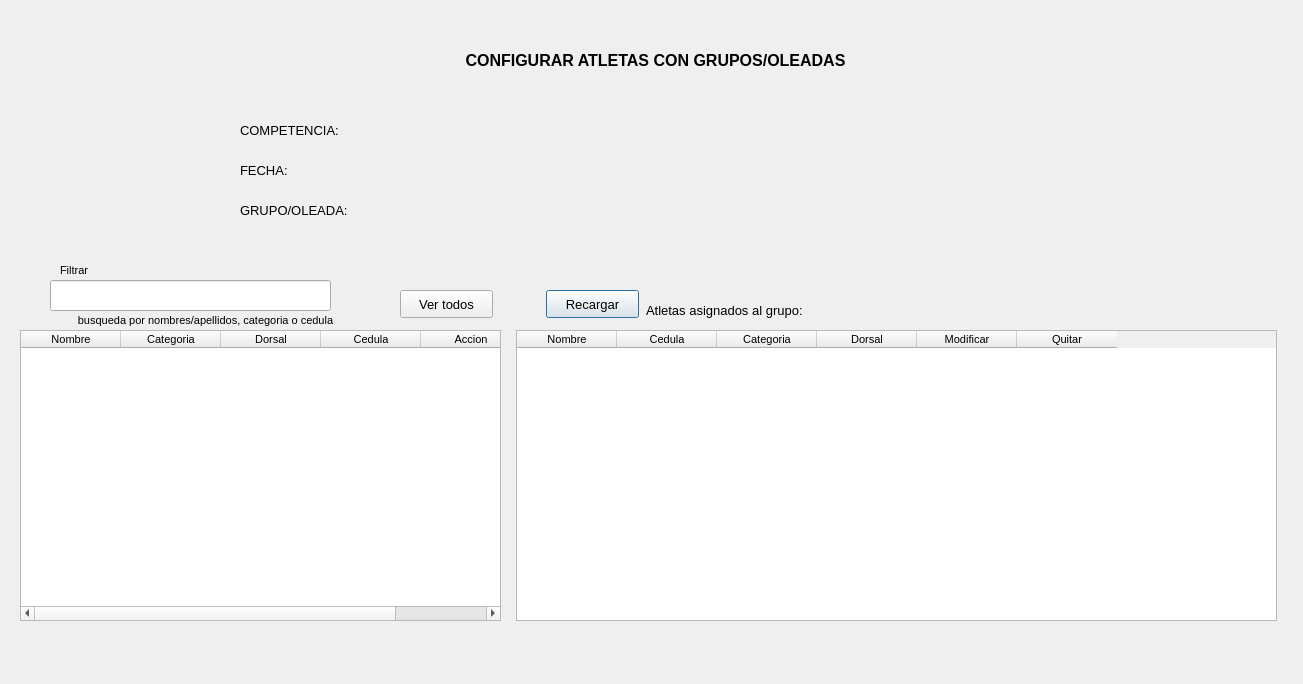
This is qt/athletesGroups.ui in germang2/CrossfitTimer as Qt 5 draws it before an edit. The edited form follows.
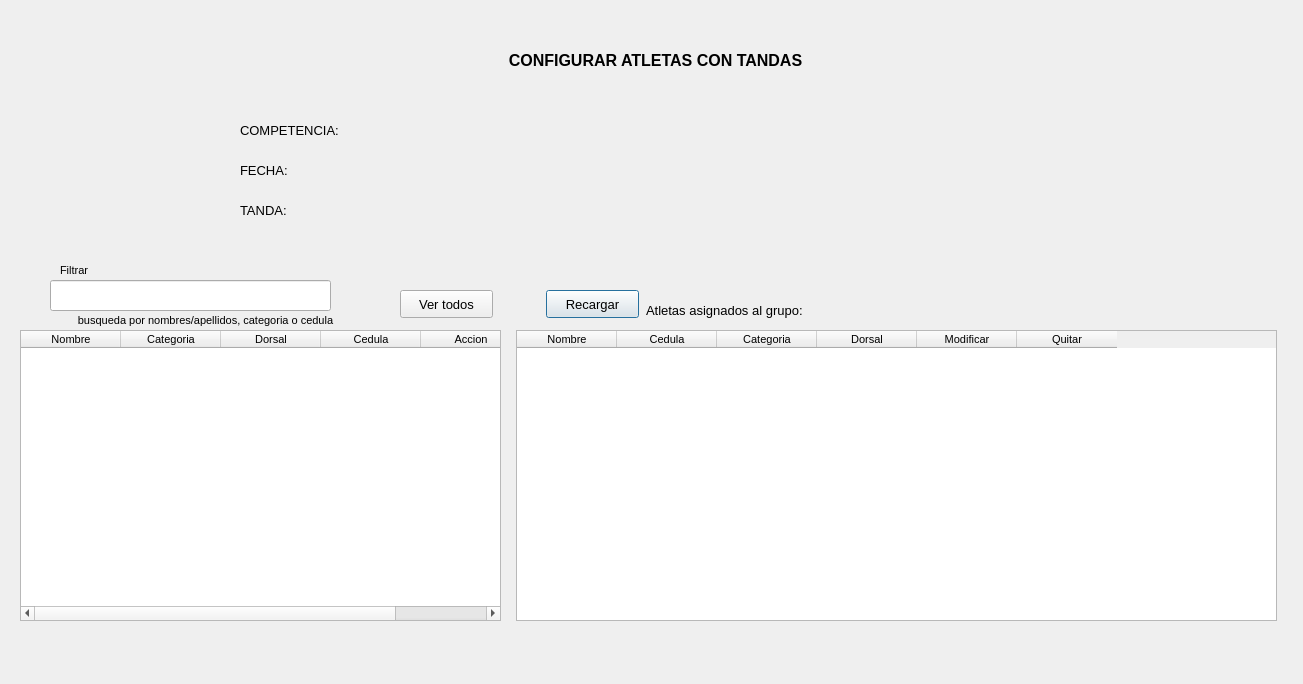
This is the edited form.

Commit message: apply small changes to labels and message validations

Patch:
```diff
--- a/qt/athletesGroups.ui
+++ b/qt/athletesGroups.ui
@@ -36,7 +36,7 @@
     </font>
    </property>
    <property name="text">
-    <string>CONFIGURAR ATLETAS CON GRUPOS/OLEADAS</string>
+    <string>CONFIGURAR ATLETAS CON TANDAS</string>
    </property>
    <property name="alignment">
     <set>Qt::AlignCenter</set>
@@ -129,7 +129,7 @@
     </font>
    </property>
    <property name="text">
-    <string>GRUPO/OLEADA:</string>
+    <string>TANDA:</string>
    </property>
   </widget>
   <widget class="QTableWidget" name="athletes_table">
```
The commit also changes 7 other files.
